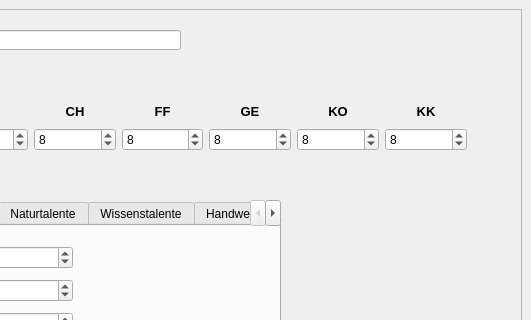
Above: src/makeHero.ui from MirUlr/dsa_calculator before the change; both pictures show x 260 to 791 and y 0 to 320 of the 791 by 862 pixel window. Below: the same form after it.
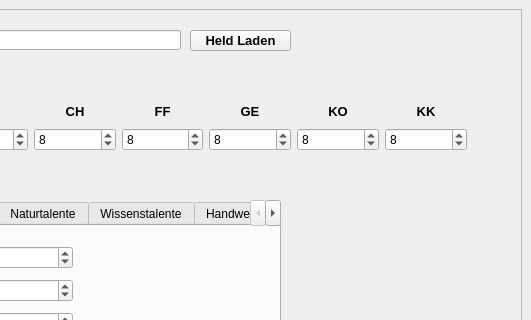
That is the form after the change. Icons and pictures are not drawn.

Commit message: makeHero kann jetzt auch bearbeiten

Diff of the .ui file:
```diff
--- a/src/makeHero.ui
+++ b/src/makeHero.ui
@@ -1590,6 +1590,29 @@
          <string>Held speichern!</string>
         </property>
        </widget>
+       <widget class="QPushButton" name="btn_laden">
+        <property name="geometry">
+         <rect>
+          <x>440</x>
+          <y>20</y>
+          <width>101</width>
+          <height>21</height>
+         </rect>
+        </property>
+        <property name="font">
+         <font>
+          <pointsize>10</pointsize>
+          <weight>75</weight>
+          <bold>true</bold>
+         </font>
+        </property>
+        <property name="autoFillBackground">
+         <bool>false</bool>
+        </property>
+        <property name="text">
+         <string>Held Laden</string>
+        </property>
+       </widget>
       </widget>
      </widget>
     </item>
```
Left out of the diff: 136 changed lines with no effect on the pictures. The commit also changes 3 other files.
